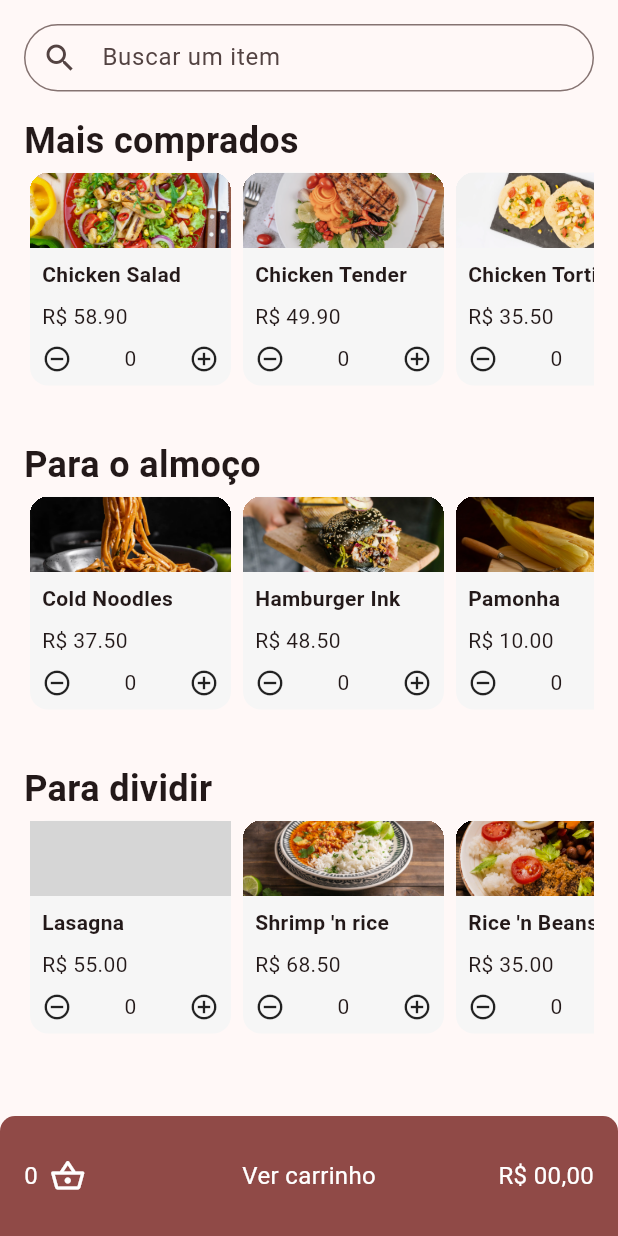
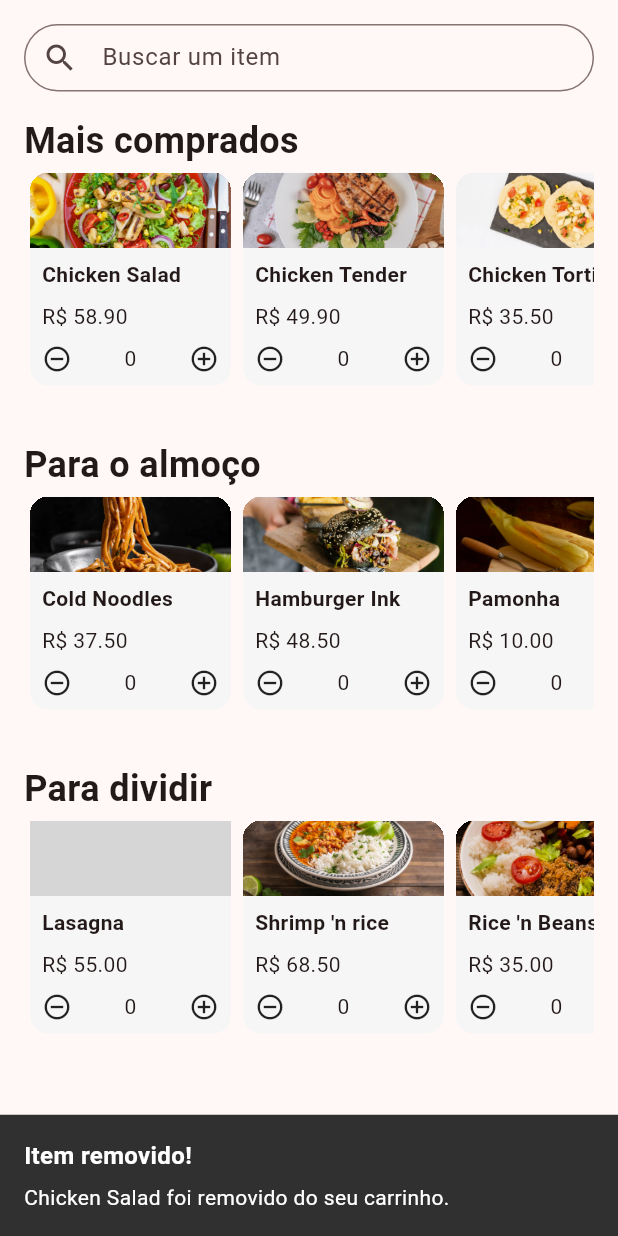
Before and after one commit to obrenoluiz/Flutter-Panucci-Delivery-using-GetX---Alura, a Flutter app: the screen it shows after launch, after a tap on the "remove circle outline" icon, on a phone screen of 412 x 824 dp. Run offline on Flutter 3.47's test engine with Material 3 defaults, Android fonts, the phone set to English and light mode, and no system bars; our stand-ins replace get; grey boxes are pictures that could not be loaded.

Commit message:
component card snackbar

```diff
--- a/lib/components/cartao/cartao.dart
+++ b/lib/components/cartao/cartao.dart
@@ -3,6 +3,7 @@
 import 'package:flutter/material.dart';
 import 'package:get/get.dart';
 import 'package:panucci_delivery/components/cartao/cartao_controller.dart';
+import 'package:panucci_delivery/utils/snackbars.dart';
 
 import '../../models/item.dart';
 
@@ -64,6 +65,7 @@ class _CartaoState extends State<Cartao> {
                         borderRadius: BorderRadius.circular(20),
                         onTap: () {
                           controller.decrement();
+                          Snackbars.getRemoveItem(widget.item);
                         },
                         child: const Icon(
                           Icons.remove_circle_outline,
@@ -75,6 +77,7 @@ class _CartaoState extends State<Cartao> {
                         borderRadius: BorderRadius.circular(20),
                         onTap: () {
                           controller.increment();
+                          Snackbars.getAddItem(widget.item);
                         },
                         child: const Icon(
                           Icons.add_circle_outline,
--- a/lib/main.dart
+++ b/lib/main.dart
@@ -1,6 +1,7 @@
 import 'dart:async';
 
 import 'package:flutter/material.dart';
+import 'package:get/get.dart';
 import 'package:panucci_delivery/screens/home.dart';
 import 'package:panucci_delivery/services/services_manager.dart';
 
@@ -35,7 +36,7 @@ class PanucciDelivery extends StatelessWidget {
 
   @override
   Widget build(BuildContext context) {
-    return MaterialApp(
+    return GetMaterialApp(
       debugShowCheckedModeBanner: false,
       theme: ThemeData.from(
           colorScheme: ColorScheme.fromSeed(
--- /dev/null
+++ b/lib/utils/snackbars.dart
@@ -0,0 +1,24 @@
+import 'package:get/get.dart';
+import 'package:panucci_delivery/models/item.dart';
+
+class Snackbars {
+  static getAddItem(Item item) {
+    return Get.showSnackbar(
+      GetSnackBar(
+        title: "Item adicionado!",
+        message: "${item.nome} foi adicionado ao carrinho.",
+        duration: const Duration(seconds: 2),
+      ),
+    );
+  }
+
+  static getRemoveItem(Item item) {
+    return Get.showSnackbar(
+      GetSnackBar(
+        title: "Item removido!",
+        message: "${item.nome} foi removido do seu carrinho.",
+        duration: const Duration(seconds: 2),
+      ),
+    );
+  }
+}
```
